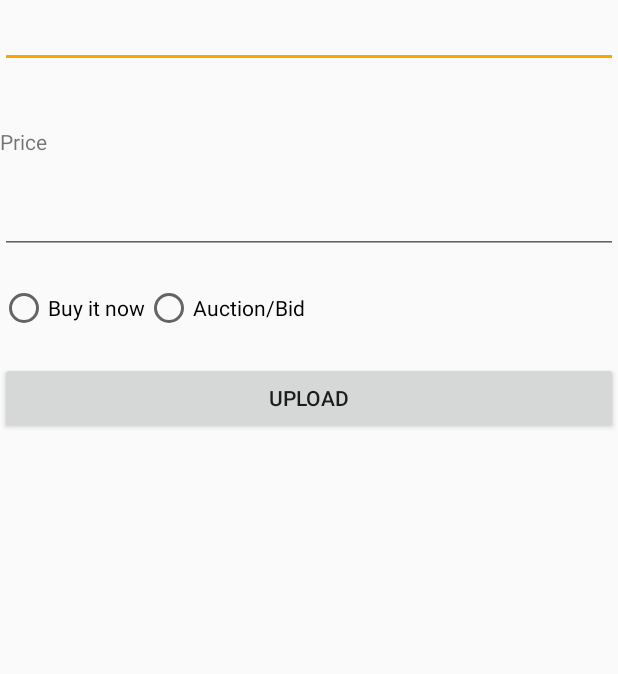
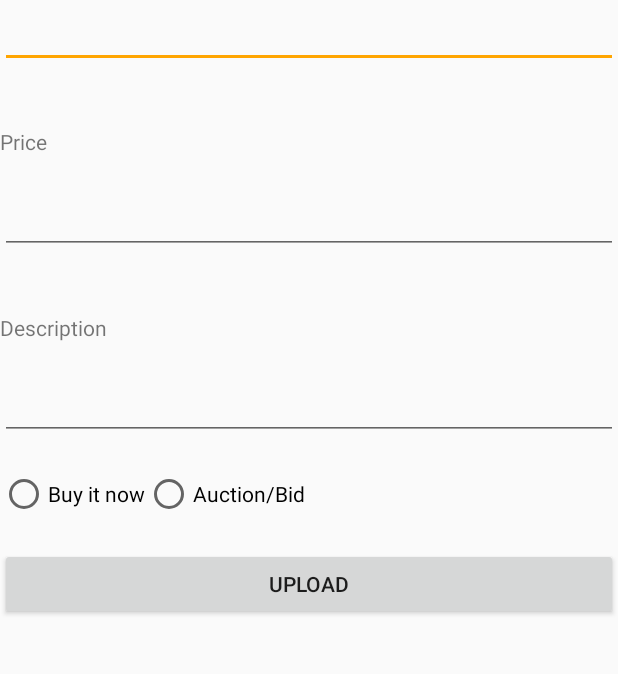
Before and after one commit to mmoshf17/TicketApp, an Android app: the SellActivity screen opened directly, with no data from a screen before it, on a phone screen of 412 x 824 dp, the part 118-792 px from its top. Run offline under Robolectric (Android 15) with nearby library versions, the phone set to English and light mode, and no system bars.

```diff
--- a/app/src/main/res/layout/sell_activity.xml
+++ b/app/src/main/res/layout/sell_activity.xml
@@ -19,10 +19,11 @@
         android:paddingBottom="20dp"/>
 
     <EditText
-        android:id="@+id/editText4"
+        android:id="@+id/ticketName"
         android:layout_width="match_parent"
         android:layout_height="wrap_content"
         android:inputType="textPersonName" />
+
 
     <TextView
 
@@ -38,10 +39,31 @@
         android:paddingBottom="20dp"/>
 
     <EditText
-        android:id="@+id/editText5"
+        android:id="@+id/ticketPrice"
         android:layout_width="match_parent"
         android:layout_height="wrap_content"
         android:inputType="textPersonName" />
+
+    <TextView
+
+        android:layout_width="wrap_content"
+        android:layout_height="wrap_content"
+        android:paddingBottom="20dp"/>
+
+    <TextView
+        android:id="@+id/desc"
+        android:layout_width="wrap_content"
+        android:layout_height="wrap_content"
+        android:text="@string/description_for_selling_ticket"
+        android:paddingBottom="20dp"/>
+
+
+
+    <EditText
+        android:id="@+id/ticketDescription"
+        android:layout_width="match_parent"
+        android:layout_height="wrap_content"
+        android:inputType="textMultiLine" />
 
     <LinearLayout
         android:paddingTop="20dp"
@@ -64,7 +86,6 @@
     </LinearLayout>
 
 
-
     <Button
 
         android:id="@+id/button"
```
